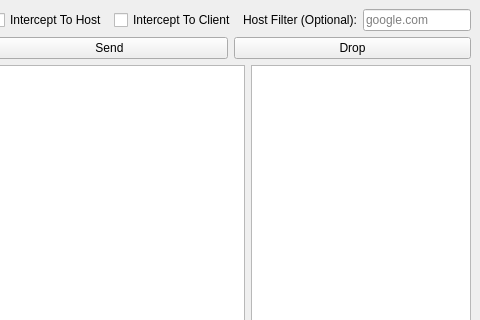
Above: src/mainwindow.ui from Guy293/GITM before the change; both pictures show x 411 to 891 and y 0 to 320 of the 891 by 624 pixel window. Below: the same form after it.
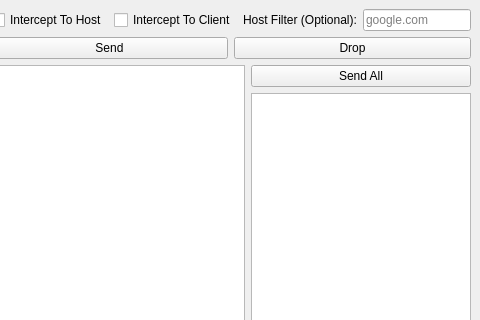
That is the form after the change.

Commit message: Implement forward all button

What changed in the file:
```diff
--- a/src/mainwindow.ui
+++ b/src/mainwindow.ui
@@ -134,6 +134,15 @@
        </widget>
       </item>
       <item>
+       <layout class="QVBoxLayout" name="verticalLayout_4">
+        <item>
+         <widget class="QPushButton" name="sendAllButton">
+          <property name="text">
+           <string>Send All</string>
+          </property>
+         </widget>
+        </item>
+        <item>
        <widget class="QListView" name="interceptionQueueListView">
         <property name="sizePolicy">
          <sizepolicy hsizetype="Fixed" vsizetype="Expanding">
@@ -151,6 +160,8 @@
          <bool>true</bool>
         </property>
        </widget>
+        </item>
+       </layout>
       </item>
      </layout>
     </item>
```
Lines whose indentation alone changed are shown as unchanged. The commit also changes 6 other files.
